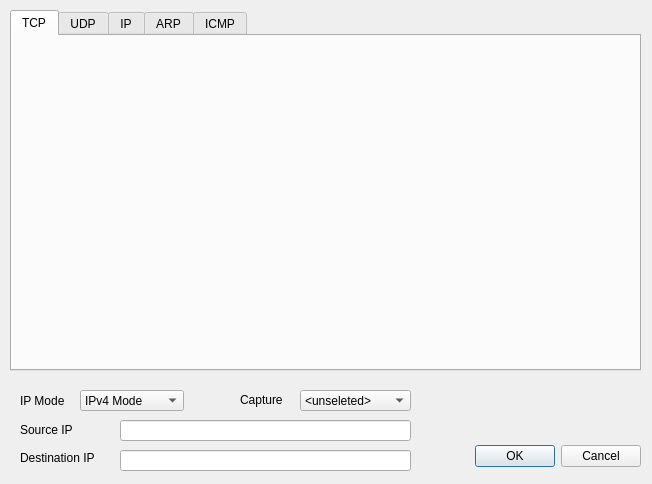
This is newpacketdialog.ui in icpz/DokodemoSend as Qt 5 draws it before an edit. The edited form follows.
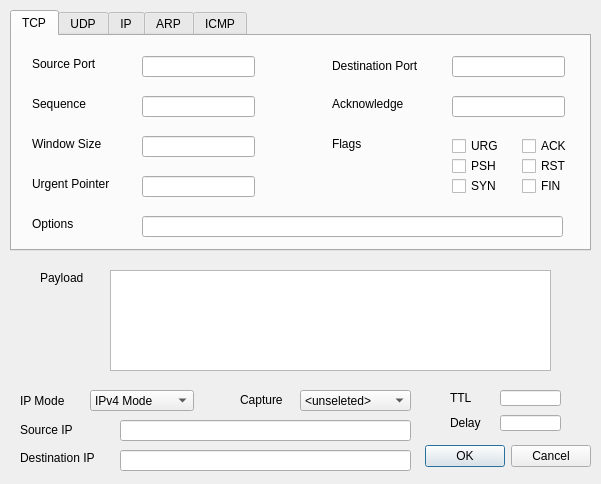
This is the edited form.

Commit message: setup ui of tcp, udp and raw ip

```diff
--- a/newpacketdialog.ui
+++ b/newpacketdialog.ui
@@ -6,7 +6,7 @@
    <rect>
     <x>0</x>
     <y>0</y>
-    <width>652</width>
+    <width>601</width>
     <height>484</height>
    </rect>
   </property>
@@ -19,7 +19,7 @@
   <widget class="QDialogButtonBox" name="newPacketDlgButtonBox">
    <property name="geometry">
     <rect>
-     <x>470</x>
+     <x>420</x>
      <y>440</y>
      <width>171</width>
      <height>32</height>
@@ -37,8 +37,8 @@
     <rect>
      <x>10</x>
      <y>10</y>
-     <width>631</width>
-     <height>361</height>
+     <width>581</width>
+     <height>241</height>
     </rect>
    </property>
    <property name="currentIndex">
@@ -48,6 +48,258 @@
     <attribute name="title">
      <string>TCP</string>
     </attribute>
+    <widget class="QLineEdit" name="tcpSrcPort">
+     <property name="geometry">
+      <rect>
+       <x>130</x>
+       <y>20</y>
+       <width>113</width>
+       <height>21</height>
+      </rect>
+     </property>
+    </widget>
+    <widget class="QLineEdit" name="tcpDstPort">
+     <property name="geometry">
+      <rect>
+       <x>440</x>
+       <y>20</y>
+       <width>113</width>
+       <height>21</height>
+      </rect>
+     </property>
+    </widget>
+    <widget class="QLineEdit" name="tcpSeqNumber">
+     <property name="geometry">
+      <rect>
+       <x>130</x>
+       <y>60</y>
+       <width>113</width>
+       <height>21</height>
+      </rect>
+     </property>
+    </widget>
+    <widget class="QLineEdit" name="tcpAckNumber">
+     <property name="geometry">
+      <rect>
+       <x>440</x>
+       <y>60</y>
+       <width>113</width>
+       <height>21</height>
+      </rect>
+     </property>
+    </widget>
+    <widget class="QLineEdit" name="tcpWindow">
+     <property name="geometry">
+      <rect>
+       <x>130</x>
+       <y>100</y>
+       <width>113</width>
+       <height>21</height>
+      </rect>
+     </property>
+    </widget>
+    <widget class="QCheckBox" name="tcpURG">
+     <property name="geometry">
+      <rect>
+       <x>440</x>
+       <y>100</y>
+       <width>51</width>
+       <height>20</height>
+      </rect>
+     </property>
+     <property name="text">
+      <string>URG</string>
+     </property>
+    </widget>
+    <widget class="QCheckBox" name="tcpPSH">
+     <property name="geometry">
+      <rect>
+       <x>440</x>
+       <y>120</y>
+       <width>51</width>
+       <height>20</height>
+      </rect>
+     </property>
+     <property name="text">
+      <string>PSH</string>
+     </property>
+    </widget>
+    <widget class="QCheckBox" name="tcpSYN">
+     <property name="geometry">
+      <rect>
+       <x>440</x>
+       <y>140</y>
+       <width>51</width>
+       <height>20</height>
+      </rect>
+     </property>
+     <property name="text">
+      <string>SYN</string>
+     </property>
+    </widget>
+    <widget class="QCheckBox" name="tcpACK">
+     <property name="geometry">
+      <rect>
+       <x>510</x>
+       <y>100</y>
+       <width>51</width>
+       <height>20</height>
+      </rect>
+     </property>
+     <property name="text">
+      <string>ACK</string>
+     </property>
+    </widget>
+    <widget class="QCheckBox" name="tcpRST">
+     <property name="geometry">
+      <rect>
+       <x>510</x>
+       <y>120</y>
+       <width>51</width>
+       <height>20</height>
+      </rect>
+     </property>
+     <property name="text">
+      <string>RST</string>
+     </property>
+    </widget>
+    <widget class="QCheckBox" name="tcpFIN">
+     <property name="geometry">
+      <rect>
+       <x>510</x>
+       <y>140</y>
+       <width>51</width>
+       <height>20</height>
+      </rect>
+     </property>
+     <property name="text">
+      <string>FIN</string>
+     </property>
+    </widget>
+    <widget class="QLineEdit" name="tcpUrgent">
+     <property name="geometry">
+      <rect>
+       <x>130</x>
+       <y>140</y>
+       <width>113</width>
+       <height>21</height>
+      </rect>
+     </property>
+    </widget>
+    <widget class="QLabel" name="label_7">
+     <property name="geometry">
+      <rect>
+       <x>20</x>
+       <y>20</y>
+       <width>81</width>
+       <height>16</height>
+      </rect>
+     </property>
+     <property name="text">
+      <string>Source Port</string>
+     </property>
+    </widget>
+    <widget class="QLabel" name="label_8">
+     <property name="geometry">
+      <rect>
+       <x>320</x>
+       <y>20</y>
+       <width>111</width>
+       <height>20</height>
+      </rect>
+     </property>
+     <property name="text">
+      <string>Destination Port</string>
+     </property>
+    </widget>
+    <widget class="QLabel" name="label_9">
+     <property name="geometry">
+      <rect>
+       <x>20</x>
+       <y>60</y>
+       <width>71</width>
+       <height>16</height>
+      </rect>
+     </property>
+     <property name="text">
+      <string>Sequence</string>
+     </property>
+    </widget>
+    <widget class="QLabel" name="label_10">
+     <property name="geometry">
+      <rect>
+       <x>320</x>
+       <y>60</y>
+       <width>91</width>
+       <height>16</height>
+      </rect>
+     </property>
+     <property name="text">
+      <string>Acknowledge</string>
+     </property>
+    </widget>
+    <widget class="QLabel" name="label_11">
+     <property name="geometry">
+      <rect>
+       <x>20</x>
+       <y>100</y>
+       <width>81</width>
+       <height>16</height>
+      </rect>
+     </property>
+     <property name="text">
+      <string>Window Size</string>
+     </property>
+    </widget>
+    <widget class="QLabel" name="label_12">
+     <property name="geometry">
+      <rect>
+       <x>20</x>
+       <y>140</y>
+       <width>91</width>
+       <height>16</height>
+      </rect>
+     </property>
+     <property name="text">
+      <string>Urgent Pointer</string>
+     </property>
+    </widget>
+    <widget class="QLabel" name="label_13">
+     <property name="geometry">
+      <rect>
+       <x>320</x>
+       <y>100</y>
+       <width>60</width>
+       <height>16</height>
+      </rect>
+     </property>
+     <property name="text">
+      <string>Flags</string>
+     </property>
+    </widget>
+    <widget class="QLabel" name="label_14">
+     <property name="geometry">
+      <rect>
+       <x>20</x>
+       <y>180</y>
+       <width>60</width>
+       <height>16</height>
+      </rect>
+     </property>
+     <property name="text">
+      <string>Options</string>
+     </property>
+    </widget>
+    <widget class="QLineEdit" name="tcpOptions">
+     <property name="geometry">
+      <rect>
+       <x>130</x>
+       <y>180</y>
+       <width>421</width>
+       <height>21</height>
+      </rect>
+     </property>
+    </widget>
    </widget>
    <widget class="QWidget" name="tabUDP">
     <attribute name="title">
@@ -73,7 +325,7 @@
   <widget class="QComboBox" name="ipModeComboBox">
    <property name="geometry">
     <rect>
-     <x>80</x>
+     <x>90</x>
      <y>390</y>
      <width>104</width>
      <height>21</height>
@@ -177,6 +429,75 @@
     </rect>
    </property>
   </widget>
+  <widget class="QLineEdit" name="ttlEdit">
+   <property name="geometry">
+    <rect>
+     <x>500</x>
+     <y>390</y>
+     <width>61</width>
+     <height>16</height>
+    </rect>
+   </property>
+  </widget>
+  <widget class="QLineEdit" name="delayEdit">
+   <property name="geometry">
+    <rect>
+     <x>500</x>
+     <y>415</y>
+     <width>61</width>
+     <height>16</height>
+    </rect>
+   </property>
+  </widget>
+  <widget class="QLabel" name="label_5">
+   <property name="geometry">
+    <rect>
+     <x>450</x>
+     <y>390</y>
+     <width>31</width>
+     <height>16</height>
+    </rect>
+   </property>
+   <property name="text">
+    <string>TTL</string>
+   </property>
+  </widget>
+  <widget class="QLabel" name="label_6">
+   <property name="geometry">
+    <rect>
+     <x>450</x>
+     <y>415</y>
+     <width>41</width>
+     <height>16</height>
+    </rect>
+   </property>
+   <property name="text">
+    <string>Delay</string>
+   </property>
+  </widget>
+  <widget class="QPlainTextEdit" name="packetPayload">
+   <property name="geometry">
+    <rect>
+     <x>110</x>
+     <y>270</y>
+     <width>441</width>
+     <height>101</height>
+    </rect>
+   </property>
+  </widget>
+  <widget class="QLabel" name="label_15">
+   <property name="geometry">
+    <rect>
+     <x>40</x>
+     <y>270</y>
+     <width>60</width>
+     <height>16</height>
+    </rect>
+   </property>
+   <property name="text">
+    <string>Payload</string>
+   </property>
+  </widget>
  </widget>
  <resources/>
  <connections>
```
Left out of the diff: 69 changed lines with no effect on the pictures.
